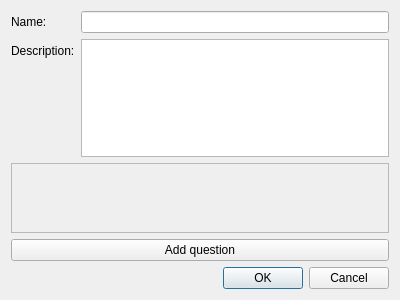
This is testcreatedialog.ui in Wooderan/TestiMy as Qt 5 draws it before an edit. The edited form follows.
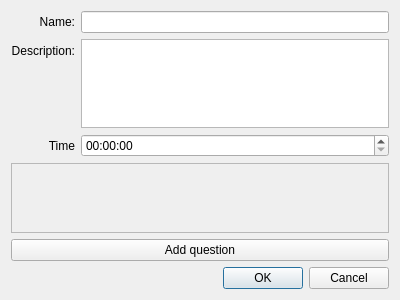
This is the edited form.

```diff
--- a/testcreatedialog.ui
+++ b/testcreatedialog.ui
@@ -16,11 +16,17 @@
   <layout class="QVBoxLayout" name="verticalLayout">
    <item>
     <layout class="QFormLayout" name="formLayout">
+     <property name="labelAlignment">
+      <set>Qt::AlignRight|Qt::AlignTrailing|Qt::AlignVCenter</set>
+     </property>
      <item row="0" column="0">
       <widget class="QLabel" name="label_name">
        <property name="text">
         <string>Name:</string>
        </property>
+       <property name="alignment">
+        <set>Qt::AlignRight|Qt::AlignTrailing|Qt::AlignVCenter</set>
+       </property>
       </widget>
      </item>
      <item row="0" column="1">
@@ -31,10 +37,33 @@
        <property name="text">
         <string>Description:</string>
        </property>
+       <property name="alignment">
+        <set>Qt::AlignRight|Qt::AlignTrailing|Qt::AlignVCenter</set>
+       </property>
       </widget>
      </item>
      <item row="1" column="1">
-      <widget class="QTextEdit" name="textEdit"/>
+      <widget class="QTextEdit" name="textEdit_description">
+       <property name="sizePolicy">
+        <sizepolicy hsizetype="Expanding" vsizetype="Maximum">
+         <horstretch>0</horstretch>
+         <verstretch>0</verstretch>
+        </sizepolicy>
+       </property>
+      </widget>
+     </item>
+     <item row="2" column="1">
+      <widget class="QTimeEdit" name="timeEdit"/>
+     </item>
+     <item row="2" column="0">
+      <widget class="QLabel" name="label">
+       <property name="text">
+        <string>Time</string>
+       </property>
+       <property name="alignment">
+        <set>Qt::AlignRight|Qt::AlignTrailing|Qt::AlignVCenter</set>
+       </property>
+      </widget>
      </item>
     </layout>
    </item>
```
Left out of the diff: 4 changed lines with no effect on the pictures.
